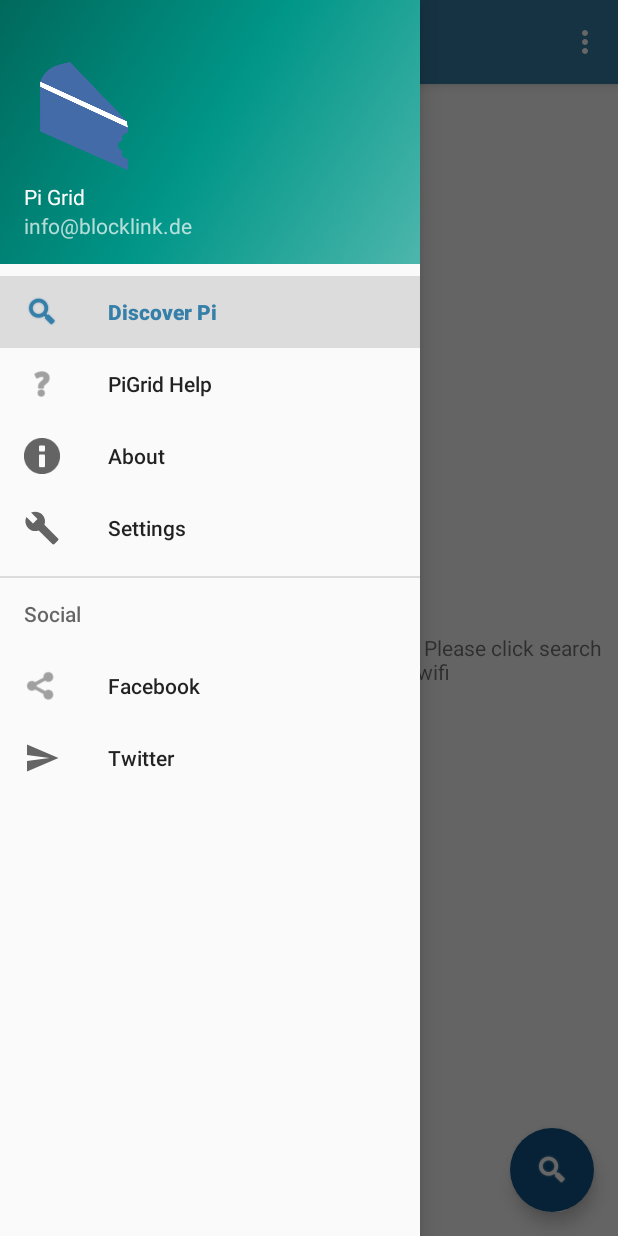
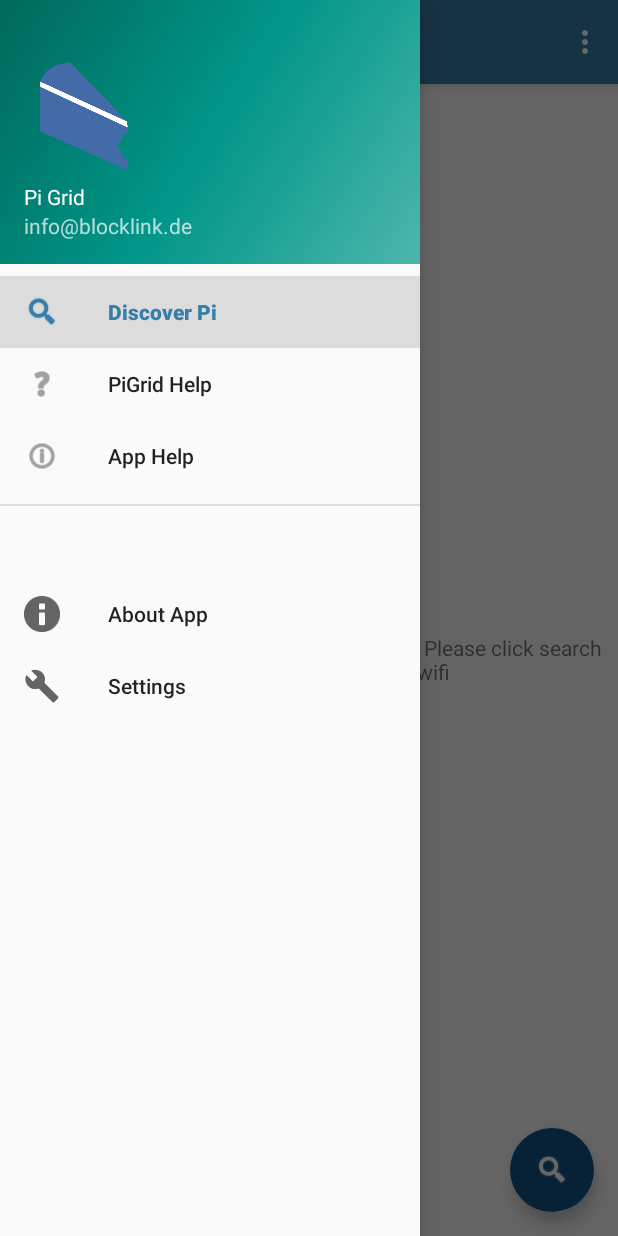
Before and after one commit to blocklink-it/pigrid-companion-app, an Android app: the MainActivity screen opened directly, with no data from a screen before it, with the side drawer open, on a phone screen of 412 x 824 dp. Run offline under Robolectric (Android 15) with nearby library versions, the phone set to English and light mode, and no system bars; libraries missing offline, so code that uses them is left out: io.resourcepool.ssdp.

Commit message:
Adds app help menu button and opens help section of app

```diff
--- a/app/src/main/java/de/blocklink/pgiri/pgd/WelcomeActivity.java
+++ b/app/src/main/java/de/blocklink/pgiri/pgd/WelcomeActivity.java
@@ -38,9 +38,10 @@
 
         // Checking for first time launch - before calling setContentView()
         prefManager = new PrefManager(this);
-        if (!prefManager.isFirstTimeLaunch()) {
+        if (!prefManager.isFirstTimeLaunch() && !prefManager.isHomeBackBtnPressed()) {
             launchHomeScreen();
         }
+        prefManager.setHomeBackBtnPressed(false);
 
         // Making notification bar transparent
         if (Build.VERSION.SDK_INT >= 21) {
--- a/app/src/main/res/menu/activity_main_drawer.xml
+++ b/app/src/main/res/menu/activity_main_drawer.xml
@@ -15,25 +15,22 @@
             android:icon="@android:drawable/ic_menu_help"
             android:title="PiGrid Help" />
         <item
-            android:id="@+id/about"
-            android:icon="@android:drawable/ic_dialog_info"
-            android:title="About" />
-        <item
-            android:id="@+id/settings"
-            android:icon="@drawable/ic_menu_manage"
-            android:title="Settings" />
+            android:id="@+id/appHelp"
+            android:icon="@android:drawable/ic_menu_info_details"
+            android:title="App Help" />
+
     </group>
 
-    <item android:title="Social">
+    <item android:title="">
         <menu>
             <item
-                android:id="@+id/fb"
-                android:icon="@android:drawable/ic_menu_share"
-                android:title="Facebook" />
+                android:id="@+id/about"
+                android:icon="@android:drawable/ic_dialog_info"
+                android:title="About App" />
             <item
-                android:id="@+id/twitter"
-                android:icon="@drawable/ic_menu_send"
-                android:title="Twitter" />
+                android:id="@+id/settings"
+                android:icon="@drawable/ic_menu_manage"
+                android:title="Settings" />
         </menu>
     </item>
 
```
Also changed, not shown: app/src/main/java/de/blocklink/pgiri/pgd/MainActivity.java (+8 -4 lines).
